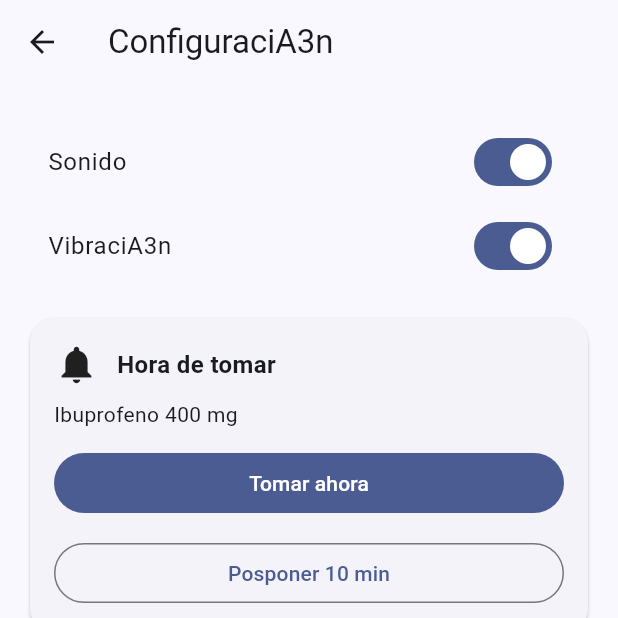
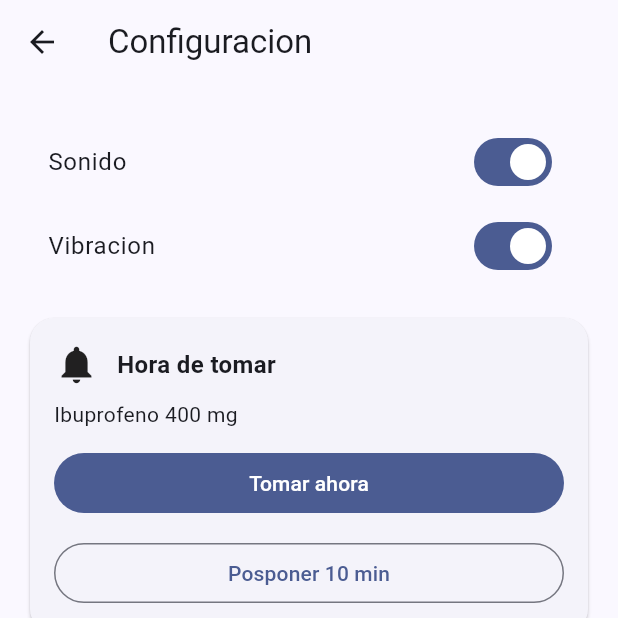
Before and after one commit to Josebaezx/miboti, a Flutter app: the screen it shows after launch, after a tap on the "settings" icon, on a phone screen of 412 x 824 dp, the top half of it. Run offline on Flutter 3.47's test engine with Material 3 defaults, Android fonts, the light colour scheme and no system bars; our stand-ins replace flutter_colorpicker, flutter_local_notifications, hive, hive_flutter, permission_handler, timezone; accounts and stored records are empty.

Commit message:
fix: correccion de textos con acentos

```diff
--- a/lib/main.dart
+++ b/lib/main.dart
@@ -26,7 +26,6 @@ Future<void> main() async {
   runApp(MiBotiquinApp(repo: repo));
 }
 
-
 class MiBotiquinApp extends StatelessWidget {
   final MedRepository repo;
   const MiBotiquinApp({super.key, required this.repo});
@@ -45,5 +44,4 @@ class MiBotiquinApp extends StatelessWidget {
   }
 }
 
-
 //Pruebas y ajustes de test
--- a/lib/pages/history_page.dart
+++ b/lib/pages/history_page.dart
@@ -419,7 +419,7 @@ class _HistoryEntryCard extends StatelessWidget {
               child: Column(
                 crossAxisAlignment: CrossAxisAlignment.start,
                 children: [
-                  Text('$formattedDate  �?�  ${entry.medName}'),
+                  Text('$formattedDate - ${entry.medName}'),
                   const SizedBox(height: 4),
                   Text(
                     statusText,
--- a/lib/pages/home_page.dart
+++ b/lib/pages/home_page.dart
@@ -37,7 +37,7 @@ class _HomePageState extends State<HomePage> {
         title: Column(
           children: [
             const Text(
-              'Mi BotiquA-n',
+              'Mi Botiquin',
               style: TextStyle(letterSpacing: 1.1, fontWeight: FontWeight.bold),
             ),
             Text(
--- a/lib/pages/settings_page.dart
+++ b/lib/pages/settings_page.dart
@@ -19,7 +19,7 @@ class _SettingsPageState extends State<SettingsPage> {
   @override
   Widget build(BuildContext context) {
     return Scaffold(
-      appBar: AppBar(title: const Text('ConfiguraciA3n')),
+      appBar: AppBar(title: const Text('Configuracion')),
       body: SafeArea(
         child: LayoutBuilder(
           builder: (context, constraints) {
@@ -50,7 +50,7 @@ class _SettingsPageState extends State<SettingsPage> {
                         onChanged: (v) => setState(() => sound = v),
                       ),
                       SwitchListTile(
-                        title: const Text('VibraciA3n'),
+                        title: const Text('Vibracion'),
                         value: vibration,
                         onChanged: (v) => setState(() => vibration = v),
                       ),
```
